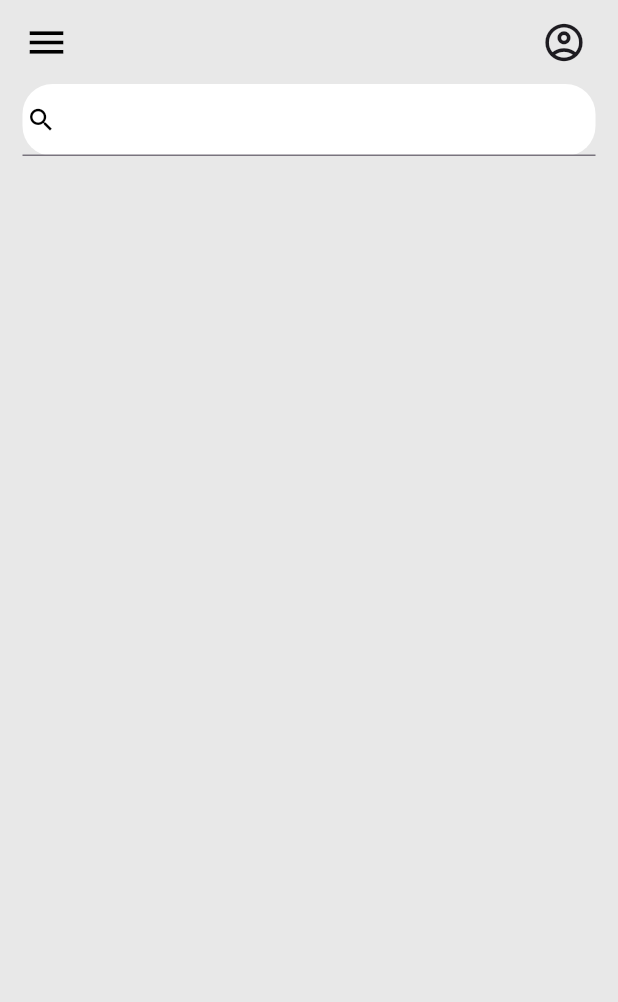
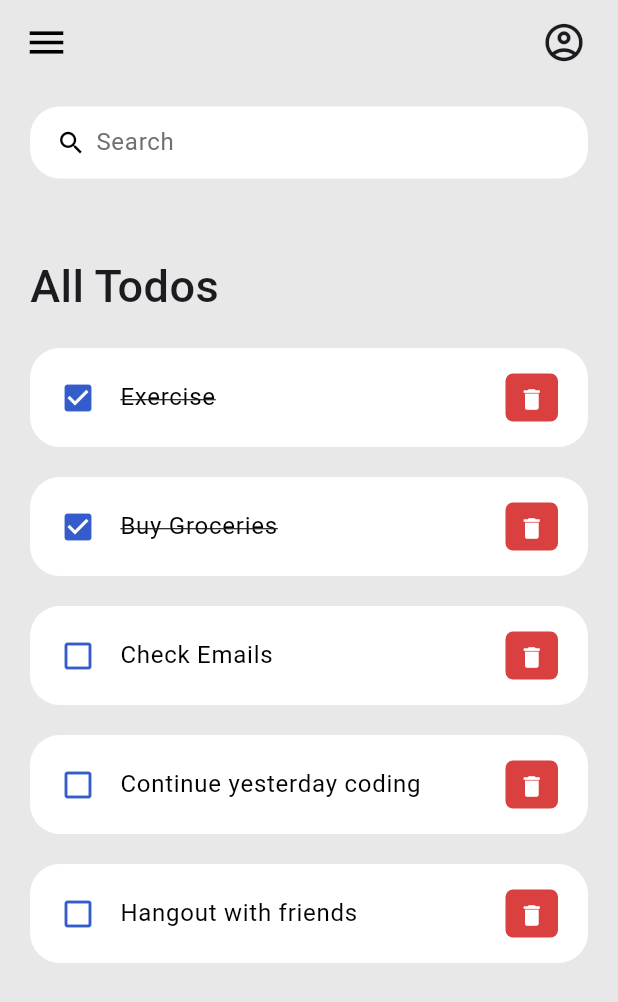
Before and after one commit to H4DRI165/todo_app, a Flutter app: the screen it shows after launch, on a phone screen of 412 x 824 dp. Shown: the top 1002 px of the screen. Run offline on Flutter 3.47's test engine with Material 3 defaults, Android fonts, the phone set to English and light mode, and no system bars.

Commit message:
Create todo item using List tile

```diff
--- /dev/null
+++ b/lib/model/todo.dart
@@ -0,0 +1,28 @@
+import 'package:flutter/cupertino.dart';
+
+class ToDo {
+  String? id;
+  String? todoText;
+  bool isDone;
+
+  ToDo({required this.id, required this.todoText, this.isDone = false});
+
+  static List<ToDo> todoList() {
+    return [
+      ToDo(id: '01', todoText: 'Exercise', isDone: true),
+      ToDo(id: '02', todoText: 'Buy Groceries', isDone: true),
+      ToDo(
+        id: '03',
+        todoText: 'Check Emails',
+      ),
+      ToDo(
+        id: '04',
+        todoText: 'Continue yesterday coding',
+      ),
+      ToDo(
+        id: '05',
+        todoText: 'Hangout with friends',
+      ),
+    ];
+  }
+}
--- a/lib/screen/Home.dart
+++ b/lib/screen/Home.dart
@@ -1,8 +1,12 @@
 import 'package:flutter/material.dart';
+import '../model/todo.dart';
+import '../widgets/todo_item.dart';
 import '../constants/colours.dart';
 
 class Home extends StatelessWidget {
-  const Home({super.key});
+  Home({super.key});
+
+  final todosList = ToDo.todoList();
 
   @override
   Widget build(BuildContext context) {
@@ -10,12 +14,40 @@ class Home extends StatelessWidget {
       backgroundColor: bgColor,
       appBar: _buildAppBar(),
       body: Container(
-        padding: EdgeInsets.symmetric(horizontal: 15),
+        padding: EdgeInsets.symmetric(horizontal: 20, vertical: 15),
         child: Column(
           children: [
+            searchBox(),
+            Expanded(
+              child: ListView(
+                children: [
                   Container(
+                    margin: EdgeInsets.only(top: 50, bottom: 20),
+                    child: Text(
+                      'All Todos',
+                      style:
+                          TextStyle(fontSize: 30, fontWeight: FontWeight.w500),
+                    ),
+                  ),
+
+                  for (ToDo todoo in todosList)
+                  ToDoItem(todo: todoo,),
+                ],
+              ),
+            )
+          ],
+        ),
+      ),
+    );
+  }
+
+  Widget searchBox() {
+    return Container(
+      padding: EdgeInsets.symmetric(horizontal: 15),
       decoration: BoxDecoration(
-                  color: Colors.white, borderRadius: BorderRadius.circular(20)),
+        color: Colors.white,
+        borderRadius: BorderRadius.circular(20),
+      ),
       child: TextField(
         decoration: InputDecoration(
           contentPadding: EdgeInsets.all(0),
@@ -28,10 +60,9 @@ class Home extends StatelessWidget {
             maxHeight: 20,
             minWidth: 25,
           ),
-                ),
-              ),
-            )
-          ],
+          border: InputBorder.none,
+          hintText: 'Search',
+          hintStyle: TextStyle(color: grey),
         ),
       ),
     );
--- /dev/null
+++ b/lib/widgets/todo_item.dart
@@ -0,0 +1,56 @@
+import 'package:flutter/material.dart';
+import '../model/todo.dart';
+import '../constants/colours.dart';
+
+class ToDoItem extends StatelessWidget {
+  final ToDo todo;
+
+  const ToDoItem({super.key, required this.todo});
+
+  @override
+  Widget build(BuildContext context) {
+    return Container(
+      margin: EdgeInsets.only(bottom: 20),
+      child: ListTile(
+        onTap: () {
+          print('Clicked');
+        },
+        shape: RoundedRectangleBorder(
+          borderRadius: BorderRadius.circular(20),
+        ),
+        contentPadding: EdgeInsets.symmetric(horizontal: 20, vertical: 5),
+        tileColor: Colors.white,
+        leading: Icon(
+          todo.isDone? Icons.check_box : Icons.check_box_outline_blank,
+          color: blue,
+        ),
+        title: Text(
+          todo.todoText!,
+          style: TextStyle(
+              fontSize: 16,
+              color: black,
+              decoration: todo.isDone? TextDecoration.lineThrough : null,
+          ),
+        ),
+        trailing: Container(
+          padding: EdgeInsets.all(0),
+          margin: EdgeInsets.symmetric(vertical: 12),
+          height: 35,
+          width: 35,
+          decoration: BoxDecoration(
+            color: red,
+            borderRadius: BorderRadius.circular(5),
+          ),
+          child: IconButton(
+            color: Colors.white,
+            iconSize: 18,
+            icon: Icon(Icons.delete),
+            onPressed: () {
+              print('Delete clicked');
+            },
+          ),
+        ),
+      ),
+    );
+  }
+}
```
Lines whose indentation alone changed are shown as unchanged.
